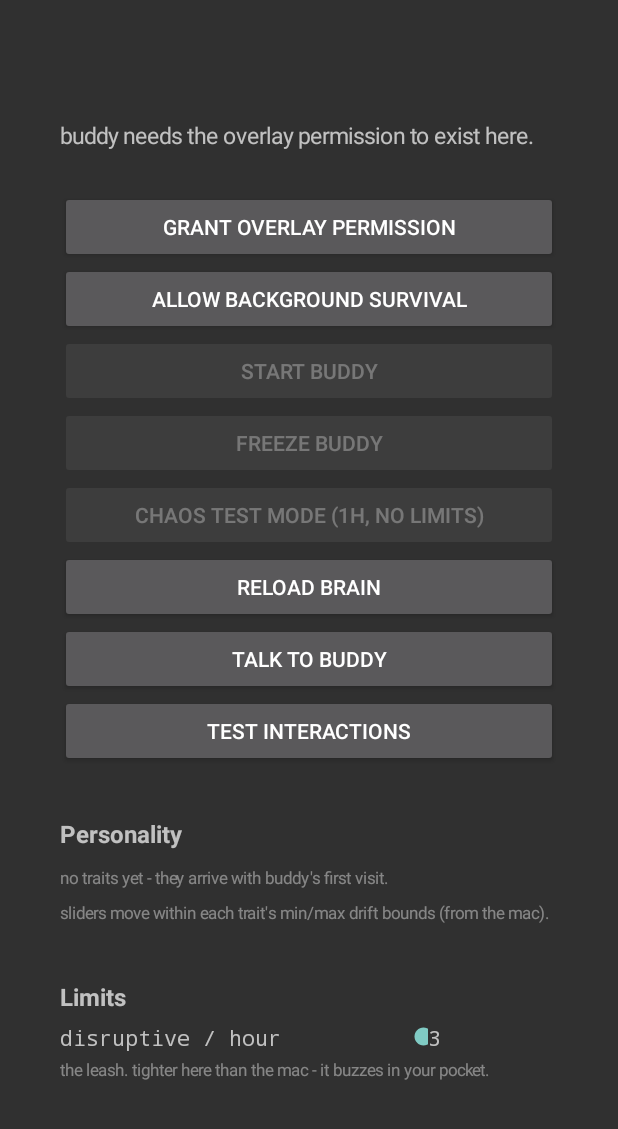
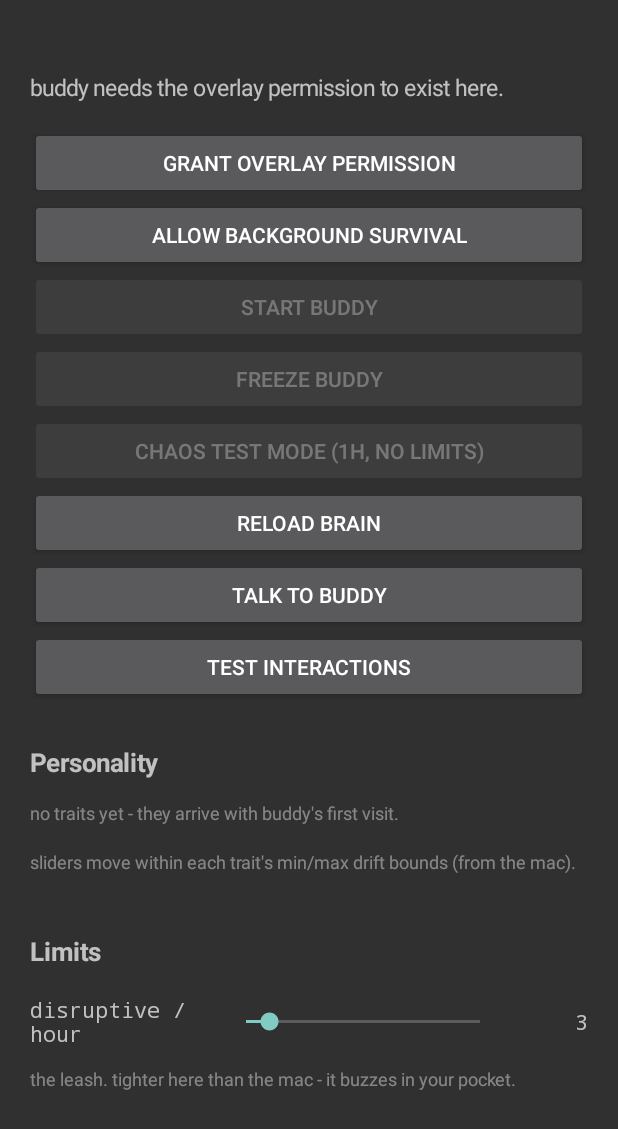
Before and after one commit to dilirity/buddy, an Android app: the screen it shows after launch (MainActivity), on a phone screen of 412 x 824 dp. Shown: the top 1129 px of the screen. Run offline under Robolectric (Android 15) with nearby library versions, the phone set to English and light mode, and no system bars.

Commit message:
settings screen dp spacing
Co-Authored-By: Claude Fable 5 <noreply@anthropic.com>
Claude-Session: https://claude.ai/code/session_01EmEDqwJXmFXXhmphcZUMQj

```diff
--- a/android/app/src/main/java/com/buddy/app/MainActivity.kt
+++ b/android/app/src/main/java/com/buddy/app/MainActivity.kt
@@ -26,13 +26,15 @@ class MainActivity : Activity() {
     private lateinit var freezeBtn: Button
     private lateinit var testModeBtn: Button
 
+    private fun dp(v: Int): Int = (v * resources.displayMetrics.density).toInt()
+
     override fun onCreate(savedInstanceState: Bundle?) {
         super.onCreate(savedInstanceState)
         val root = LinearLayout(this).apply {
             orientation = LinearLayout.VERTICAL
-            setPadding(60, 120, 60, 60)
+            setPadding(dp(20), dp(48), dp(20), dp(24))
         }
-        status = TextView(this).apply { textSize = 15f; setPadding(0, 0, 0, 40) }
+        status = TextView(this).apply { textSize = 15f; setPadding(0, 0, 0, dp(16)) }
         overlayBtn = Button(this).apply {
             text = "grant overlay permission"
             setOnClickListener {
@@ -206,35 +208,43 @@ class MainActivity : Activity() {
 
     private fun header(text: String) = TextView(this).apply {
         this.text = text
-        textSize = 16f
+        textSize = 17f
         setTypeface(null, Typeface.BOLD)
-        setPadding(0, 50, 0, 10)
+        setPadding(0, dp(28), 0, dp(10))
     }
 
     private fun note(text: String) = TextView(this).apply {
         this.text = text
-        textSize = 11f
+        textSize = 12f
         alpha = 0.6f
-        setPadding(0, 6, 0, 6)
+        setPadding(0, dp(4), 0, dp(12))
     }
 
     private fun sliderRow(label: String, min: Double, max: Double, value: Double,
                           format: String, onChange: (Double) -> Unit): LinearLayout {
-        val row = LinearLayout(this).apply { orientation = LinearLayout.HORIZONTAL }
+        val row = LinearLayout(this).apply {
+            orientation = LinearLayout.HORIZONTAL
+            gravity = android.view.Gravity.CENTER_VERTICAL
+            setPadding(0, dp(8), 0, dp(8))
+        }
         val name = TextView(this).apply {
             text = label
+            textSize = 14f
             typeface = Typeface.MONOSPACE
-            width = 340
+            width = dp(120)
         }
         val valueLabel = TextView(this).apply {
             text = String.format(format, value)
+            textSize = 14f
             typeface = Typeface.MONOSPACE
-            width = 130
+            width = dp(48)
+            gravity = android.view.Gravity.END
         }
         val seek = SeekBar(this).apply {
             this.max = 100
             progress = if (max > min) (((value - min) / (max - min)) * 100).toInt() else 0
             layoutParams = LinearLayout.LayoutParams(0, LinearLayout.LayoutParams.WRAP_CONTENT, 1f)
+                .apply { marginStart = dp(8); marginEnd = dp(8) }
             setOnSeekBarChangeListener(object : SeekBar.OnSeekBarChangeListener {
                 override fun onProgressChanged(sb: SeekBar, p: Int, fromUser: Boolean) {
                     valueLabel.text = String.format(format, min + (max - min) * p / 100.0)
```
